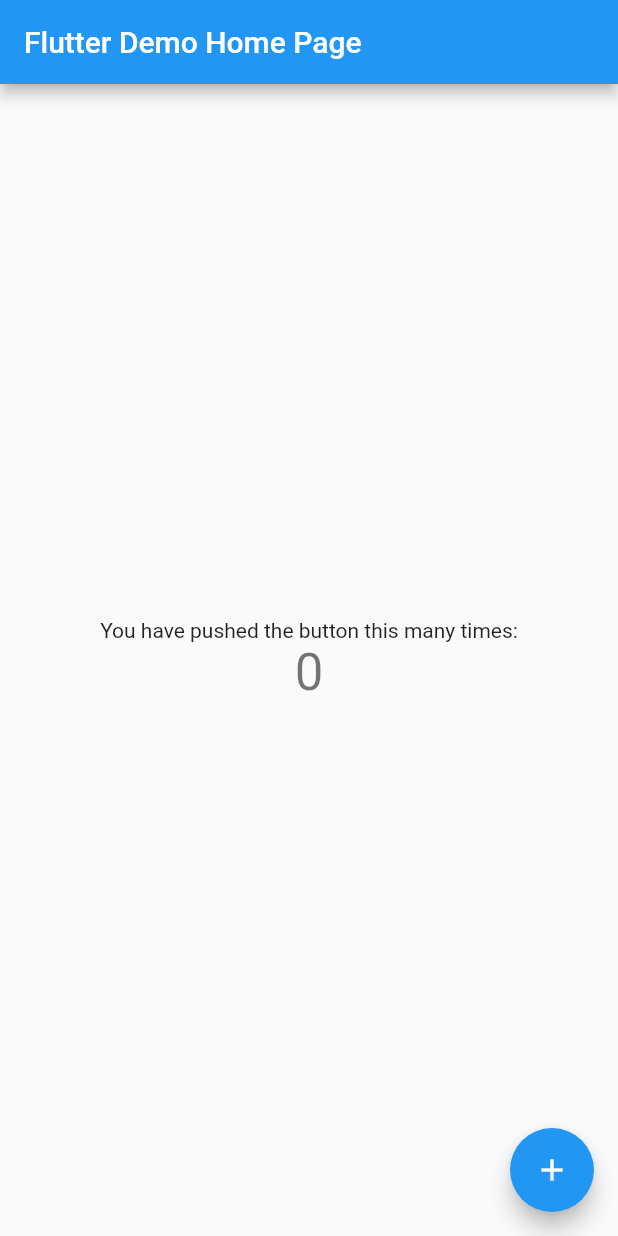
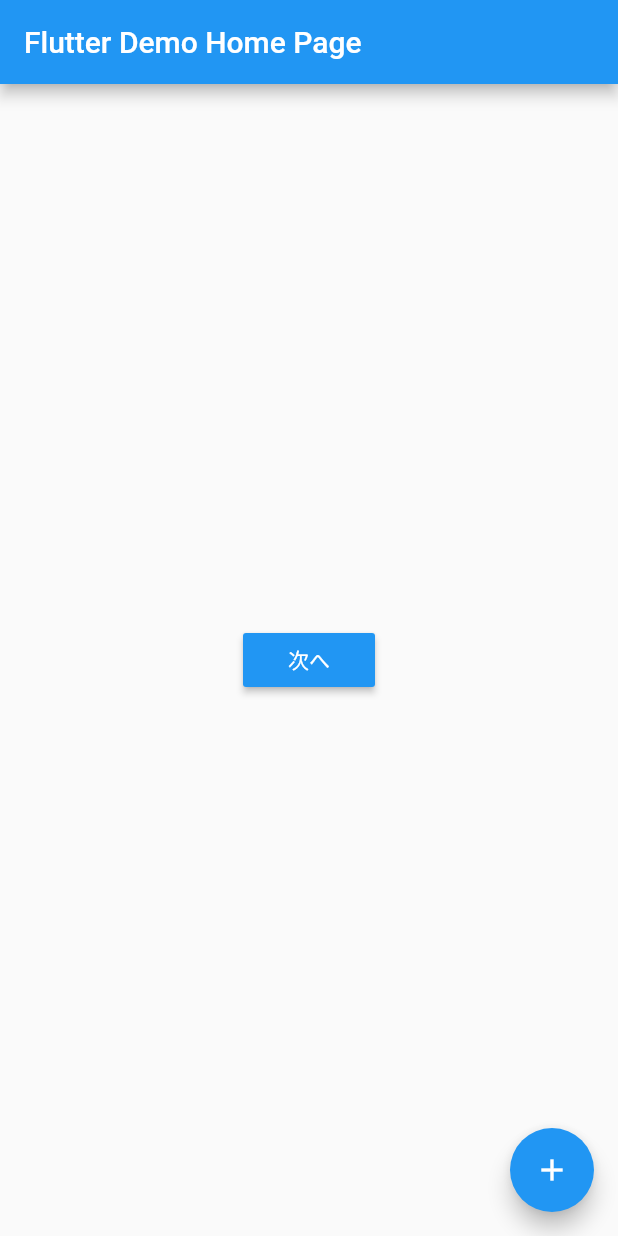
Before and after one commit to Jinno-Shigeki/set_image_test, a Flutter app: the screen it shows after launch, on a phone screen of 412 x 824 dp. Run offline on Flutter 3.47's test engine with Material 2 defaults, Android fonts, the phone set to English and light mode, and no system bars.

Commit message:
テスト完成

```diff
--- a/lib/main.dart
+++ b/lib/main.dart
@@ -1,29 +1,17 @@
 import 'package:flutter/material.dart';
+import 'package:set_image_test/next.dart';
 
 void main() {
   runApp(MyApp());
 }
 
 class MyApp extends StatelessWidget {
-  // This widget is the root of your application.
   @override
   Widget build(BuildContext context) {
     return MaterialApp(
       title: 'Flutter Demo',
       theme: ThemeData(
-        // This is the theme of your application.
-        //
-        // Try running your application with "flutter run". You'll see the
-        // application has a blue toolbar. Then, without quitting the app, try
-        // changing the primarySwatch below to Colors.green and then invoke
-        // "hot reload" (press "r" in the console where you ran "flutter run",
-        // or simply save your changes to "hot reload" in a Flutter IDE).
-        // Notice that the counter didn't reset back to zero; the application
-        // is not restarted.
         primarySwatch: Colors.blue,
-        // This makes the visual density adapt to the platform that you run
-        // the app on. For desktop platforms, the controls will be smaller and
-        // closer together (more dense) than on mobile platforms.
         visualDensity: VisualDensity.adaptivePlatformDensity,
       ),
       home: MyHomePage(title: 'Flutter Demo Home Page'),
@@ -33,15 +21,6 @@ class MyApp extends StatelessWidget {
 
 class MyHomePage extends StatefulWidget {
   MyHomePage({Key key, this.title}) : super(key: key);
-
-  // This widget is the home page of your application. It is stateful, meaning
-  // that it has a State object (defined below) that contains fields that affect
-  // how it looks.
-
-  // This class is the configuration for the state. It holds the values (in this
-  // case the title) provided by the parent (in this case the App widget) and
-  // used by the build method of the State. Fields in a Widget subclass are
-  // always marked "final".
 
   final String title;
 
@@ -54,64 +33,34 @@ class _MyHomePageState extends State<MyHomePage> {
 
   void _incrementCounter() {
     setState(() {
-      // This call to setState tells the Flutter framework that something has
-      // changed in this State, which causes it to rerun the build method below
-      // so that the display can reflect the updated values. If we changed
-      // _counter without calling setState(), then the build method would not be
-      // called again, and so nothing would appear to happen.
       _counter++;
     });
   }
 
   @override
   Widget build(BuildContext context) {
-    // This method is rerun every time setState is called, for instance as done
-    // by the _incrementCounter method above.
-    //
-    // The Flutter framework has been optimized to make rerunning build methods
-    // fast, so that you can just rebuild anything that needs updating rather
-    // than having to individually change instances of widgets.
     return Scaffold(
       appBar: AppBar(
-        // Here we take the value from the MyHomePage object that was created by
-        // the App.build method, and use it to set our appbar title.
         title: Text(widget.title),
       ),
       body: Center(
-        // Center is a layout widget. It takes a single child and positions it
-        // in the middle of the parent.
-        child: Column(
-          // Column is also a layout widget. It takes a list of children and
-          // arranges them vertically. By default, it sizes itself to fit its
-          // children horizontally, and tries to be as tall as its parent.
-          //
-          // Invoke "debug painting" (press "p" in the console, choose the
-          // "Toggle Debug Paint" action from the Flutter Inspector in Android
-          // Studio, or the "Toggle Debug Paint" command in Visual Studio Code)
-          // to see the wireframe for each widget.
-          //
-          // Column has various properties to control how it sizes itself and
-          // how it positions its children. Here we use mainAxisAlignment to
-          // center the children vertically; the main axis here is the vertical
-          // axis because Columns are vertical (the cross axis would be
-          // horizontal).
-          mainAxisAlignment: MainAxisAlignment.center,
-          children: <Widget>[
-            Text(
-              'You have pushed the button this many times:',
-            ),
-            Text(
-              '$_counter',
-              style: Theme.of(context).textTheme.headline4,
-            ),
-          ],
+        child: RaisedButton(
+          child: Text('次へ'),
+          textColor: Colors.white,
+          color: Colors.blue,
+          onPressed: () {
+            Navigator.push(
+              context,
+              MaterialPageRoute(builder: (context) => NextPage()),
+            );
+          },
         ),
       ),
       floatingActionButton: FloatingActionButton(
         onPressed: _incrementCounter,
         tooltip: 'Increment',
         child: Icon(Icons.add),
-      ), // This trailing comma makes auto-formatting nicer for build methods.
+      ),
     );
   }
 }
```
Also changed, not shown: lib/next.dart (added, +26 -0 lines).
